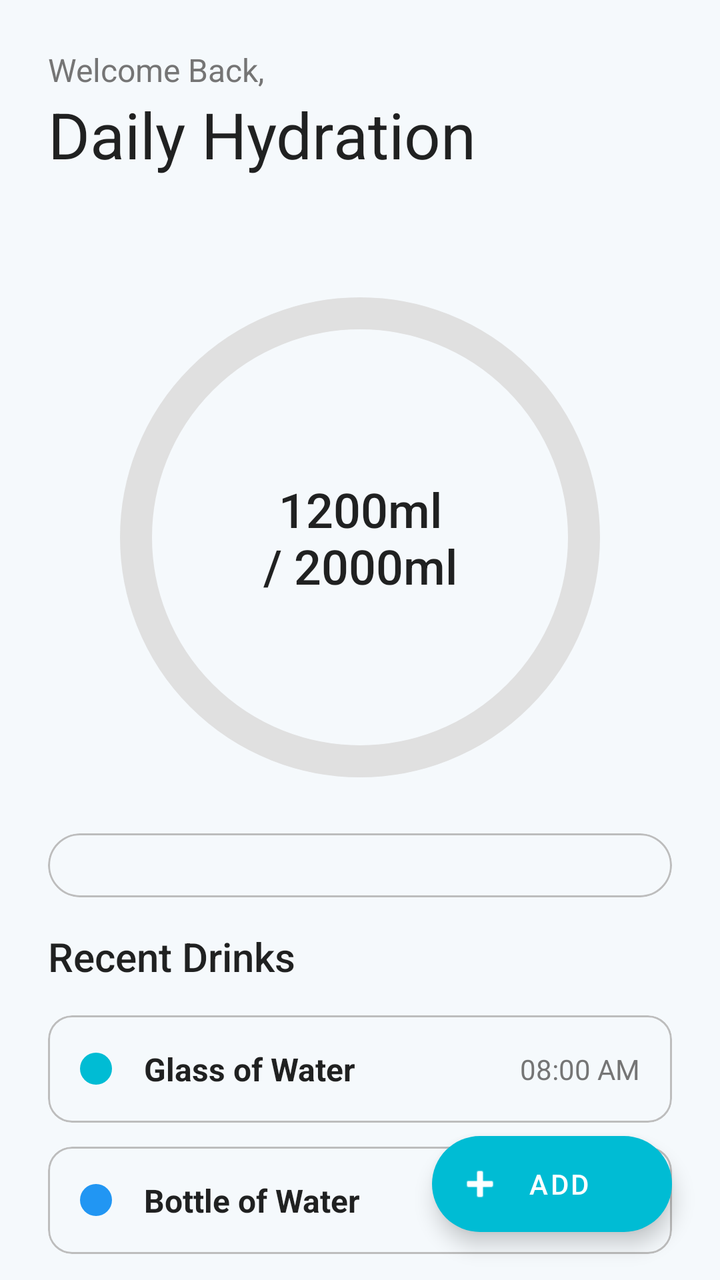
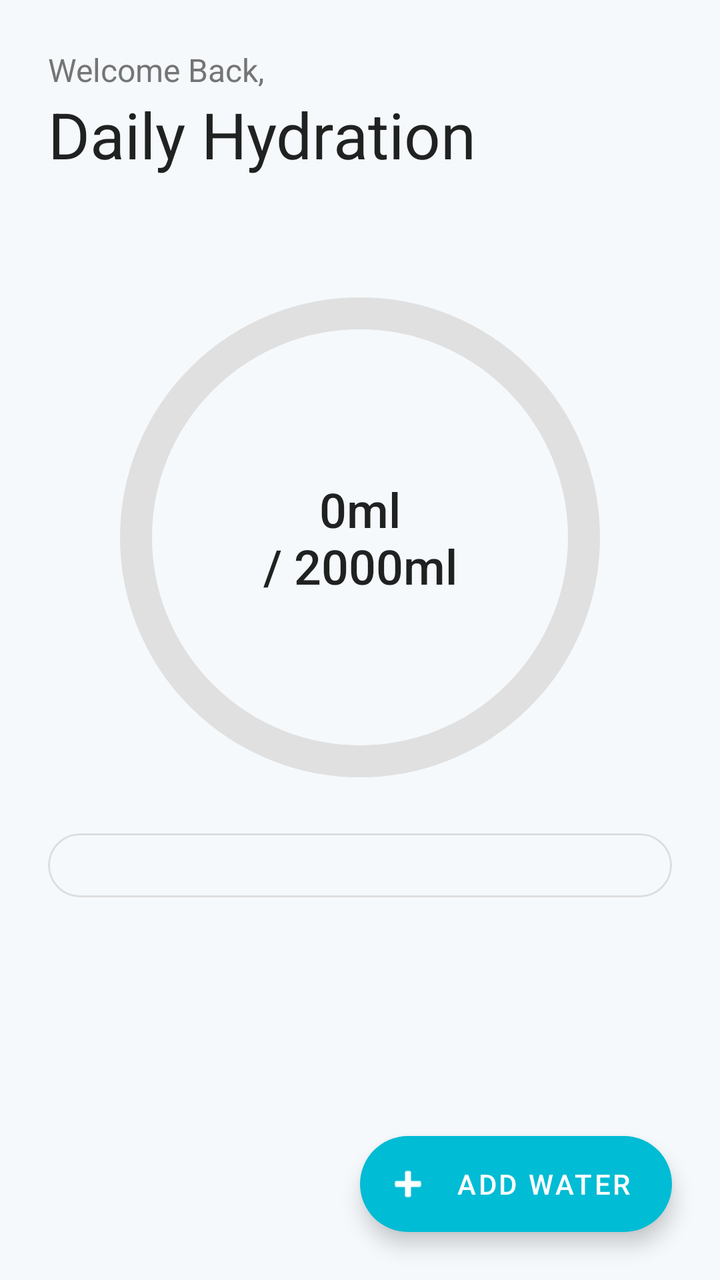

Compare the two renders of this Android layout. The source of the first and the diff that turns it into the second are given below.
<!-- AndroidManifest.xml: application theme Theme.WaterTracker -->
<!-- res/layout/fragment_home.xml -->
<?xml version="1.0" encoding="utf-8"?>
<androidx.constraintlayout.widget.ConstraintLayout xmlns:android="http://schemas.android.com/apk/res/android"
    xmlns:app="http://schemas.android.com/apk/res-auto"
    xmlns:tools="http://schemas.android.com/tools"
    android:layout_width="match_parent"
    android:layout_height="match_parent"
    android:background="?android:attr/windowBackground"
    tools:context=".HomeFragment">

    
    <LinearLayout
        android:id="@+id/headerContainer"
        android:layout_width="match_parent"
        android:layout_height="wrap_content"
        android:orientation="vertical"
        android:padding="24dp"
        app:layout_constraintTop_toTopOf="parent">

        <TextView
            android:layout_width="wrap_content"
            android:layout_height="wrap_content"
            android:text="Welcome Back,"
            android:textColor="@color/water_text_secondary"
            android:textSize="16sp" />

        <TextView
            android:layout_width="wrap_content"
            android:layout_height="wrap_content"
            android:fontFamily="sans-serif-bold"
            android:text="Daily Hydration"
            android:textColor="?android:attr/textColorPrimary"
            android:textSize="32sp" />
    </LinearLayout>

    
    <com.google.android.material.progressindicator.CircularProgressIndicator
        android:id="@+id/progressCircleIndicator"
        android:layout_width="wrap_content"
        android:layout_height="wrap_content"
        android:layout_marginTop="32dp"
        app:indicatorColor="@color/water_blue_primary"
        app:indicatorSize="240dp"
        app:trackColor="@color/water_placeholder_light"
        app:trackThickness="16dp"
        android:progress="60"
        app:layout_constraintTop_toBottomOf="@id/headerContainer"
        app:layout_constraintStart_toStartOf="parent"
        app:layout_constraintEnd_toEndOf="parent" />

    <TextView
        android:id="@+id/textProgress"
        android:layout_width="wrap_content"
        android:layout_height="wrap_content"
        android:fontFamily="sans-serif-medium"
        android:text="1200ml\n/ 2000ml"
        android:textAlignment="center"
        android:textColor="?android:attr/textColorPrimary"
        android:textSize="24sp"
        app:layout_constraintBottom_toBottomOf="@id/progressCircleIndicator"
        app:layout_constraintEnd_toEndOf="@id/progressCircleIndicator"
        app:layout_constraintStart_toStartOf="@id/progressCircleIndicator"
        app:layout_constraintTop_toTopOf="@id/progressCircleIndicator" />

    
    <com.google.android.material.card.MaterialCardView
        android:id="@+id/cardQuote"
        android:layout_width="0dp"
        android:layout_height="wrap_content"
        android:layout_marginStart="24dp"
        android:layout_marginEnd="24dp"
        android:layout_marginTop="24dp"
        app:cardBackgroundColor="@android:color/transparent"
        app:cardCornerRadius="16dp"
        app:cardElevation="0dp"
        app:layout_constraintEnd_toEndOf="parent"
        app:layout_constraintStart_toStartOf="parent"
        app:layout_constraintTop_toBottomOf="@id/progressCircleIndicator"
        app:strokeColor="@color/water_divider"
        app:strokeWidth="1dp">

        <LinearLayout
            android:layout_width="match_parent"
            android:layout_height="wrap_content"
            android:orientation="vertical"
            android:padding="16dp">

            <ProgressBar
                android:id="@+id/progressBar"
                android:layout_width="wrap_content"
                android:layout_height="wrap_content"
                android:layout_gravity="center"
                android:visibility="gone" />

            <TextView
                android:id="@+id/tvQuote"
                android:layout_width="match_parent"
                android:layout_height="wrap_content"
                android:lineSpacingMultiplier="1.4"
                android:textColor="?android:attr/textColorPrimary"
                android:textSize="14sp"
                android:textStyle="italic"
                android:visibility="gone" />

            <TextView
                android:id="@+id/tvAuthor"
                android:layout_width="match_parent"
                android:layout_height="wrap_content"
                android:layout_marginTop="8dp"
                android:textColor="@color/water_text_secondary"
                android:textSize="12sp"
                android:visibility="gone" />
        </LinearLayout>
    </com.google.android.material.card.MaterialCardView>

    
    <TextView
        android:id="@+id/textRecentDrinksTitle"
        android:layout_width="wrap_content"
        android:layout_height="wrap_content"
        android:layout_marginStart="24dp"
        android:layout_marginTop="16dp"
        android:fontFamily="sans-serif-medium"
        android:text="Recent Drinks"
        android:textColor="?android:attr/textColorPrimary"
        android:textSize="20sp"
        app:layout_constraintTop_toBottomOf="@id/cardQuote"
        app:layout_constraintStart_toStartOf="parent" />


    <LinearLayout
        android:layout_width="match_parent"
        android:layout_height="0dp"
        android:orientation="vertical"
        android:paddingHorizontal="24dp"
        android:paddingTop="16dp"
        app:layout_constraintTop_toBottomOf="@id/textRecentDrinksTitle"
        app:layout_constraintBottom_toBottomOf="parent">

        <com.google.android.material.card.MaterialCardView
            android:layout_width="match_parent"
            android:layout_height="wrap_content"
            android:layout_marginBottom="12dp"
            app:cardCornerRadius="12dp"
            app:cardElevation="0dp"
            app:strokeWidth="1dp"
            app:strokeColor="@color/water_divider"
            app:cardBackgroundColor="@android:color/transparent">
            
            <LinearLayout
                android:layout_width="match_parent"
                android:layout_height="wrap_content"
                android:orientation="horizontal"
                android:padding="16dp"
                android:gravity="center_vertical">
                
                <View
                    android:layout_width="16dp"
                    android:layout_height="16dp"
                    android:background="@drawable/avatar_placeholder_circle"
                    android:backgroundTint="@color/water_blue_accent" />

                <TextView
                    android:layout_width="0dp"
                    android:layout_weight="1"
                    android:layout_height="wrap_content"
                    android:layout_marginStart="16dp"
                    android:text="Glass of Water"
                    android:textSize="16sp"
                    android:textStyle="bold"
                    android:textColor="?android:attr/textColorPrimary"/>

                <TextView
                    android:layout_width="wrap_content"
                    android:layout_height="wrap_content"
                    android:text="08:00 AM"
                    android:textColor="@color/water_text_secondary"/>
            </LinearLayout>
        </com.google.android.material.card.MaterialCardView>

        <com.google.android.material.card.MaterialCardView
            android:layout_width="match_parent"
            android:layout_height="wrap_content"
            android:layout_marginBottom="12dp"
            app:cardCornerRadius="12dp"
            app:cardElevation="0dp"
            app:strokeWidth="1dp"
            app:strokeColor="@color/water_divider"
            app:cardBackgroundColor="@android:color/transparent">
            
            <LinearLayout
                android:layout_width="match_parent"
                android:layout_height="wrap_content"
                android:orientation="horizontal"
                android:padding="16dp"
                android:gravity="center_vertical">
                
                <View
                    android:layout_width="16dp"
                    android:layout_height="16dp"
                    android:background="@drawable/avatar_placeholder_circle"
                    android:backgroundTint="@color/water_blue_primary" />

                <TextView
                    android:layout_width="0dp"
                    android:layout_weight="1"
                    android:layout_height="wrap_content"
                    android:layout_marginStart="16dp"
                    android:text="Bottle of Water"
                    android:textSize="16sp"
                    android:textStyle="bold"
                    android:textColor="?android:attr/textColorPrimary"/>

                <TextView
                    android:layout_width="wrap_content"
                    android:layout_height="wrap_content"
                    android:text="10:30 AM"
                    android:textColor="@color/water_text_secondary"/>
            </LinearLayout>
        </com.google.android.material.card.MaterialCardView>
    </LinearLayout>

    <com.google.android.material.floatingactionbutton.ExtendedFloatingActionButton
        android:id="@+id/fabAddWater"
        android:layout_width="wrap_content"
        android:layout_height="wrap_content"
        android:layout_marginEnd="24dp"
        android:layout_marginBottom="24dp"
        android:contentDescription="Add Drink"
        android:text="Add"
        android:textColor="@color/water_white"
        app:backgroundTint="@color/water_blue_accent"
        app:icon="@android:drawable/ic_input_add"
        app:iconTint="@color/water_white"
        app:layout_constraintBottom_toBottomOf="parent"
        app:layout_constraintEnd_toEndOf="parent" />

</androidx.constraintlayout.widget.ConstraintLayout>
<!-- resources referenced by this layout -->
<resources>
  <color name="water_blue_accent">#00BCD4</color>
  <color name="water_blue_primary">#2196F3</color>
  <color name="water_divider">#BDBDBD</color>
  <color name="water_placeholder_light">#E0E0E0</color>
  <color name="water_text_secondary">#757575</color>
  <color name="water_white">#FFFFFF</color>
  <!-- drawable avatar_placeholder_circle (drawable) -->
  <?xml version="1.0" encoding="utf-8"?>
  <shape xmlns:android="http://schemas.android.com/apk/res/android"
      android:shape="oval">
      <solid android:color="@color/water_placeholder_light" />
  </shape>
  <style name="Theme.WaterTracker" parent="Theme.MaterialComponents.DayNight.NoActionBar">
          
          <item name="colorPrimary">@color/water_blue_primary</item>
          <item name="colorPrimaryVariant">@color/water_blue_dark</item>
          <item name="colorOnPrimary">@color/water_white</item>
          
          <item name="colorSecondary">@color/water_blue_accent</item>
          <item name="colorSecondaryVariant">@color/water_blue_accent_light</item>
          <item name="colorOnSecondary">@color/water_white</item>
          
          <item name="android:statusBarColor">?attr/colorPrimaryVariant</item>
          
          <item name="android:windowBackground">@color/water_bg_light</item>
          <item name="colorSurface">@color/water_white</item>
      </style>
  <color name="water_blue_dark">#1976D2</color>
  <color name="water_blue_accent_light">#81D4FA</color>
  <color name="water_bg_light">#F5F9FC</color>
</resources>

<!-- the commit's change to res/layout/fragment_home.xml (unified diff, before → after) -->
@@ -20,7 +20,7 @@
             android:layout_width="wrap_content"
             android:layout_height="wrap_content"
             android:text="Welcome Back,"
-            android:textColor="@color/water_text_secondary"
+            android:textColor="#757575"
             android:textSize="16sp" />
 
         <TextView
@@ -38,11 +38,11 @@
         android:layout_width="wrap_content"
         android:layout_height="wrap_content"
         android:layout_marginTop="32dp"
-        app:indicatorColor="@color/water_blue_primary"
+        app:indicatorColor="#2196F3"
         app:indicatorSize="240dp"
-        app:trackColor="@color/water_placeholder_light"
+        app:trackColor="#E0E0E0"
         app:trackThickness="16dp"
-        android:progress="60"
+        android:progress="0"
         app:layout_constraintTop_toBottomOf="@id/headerContainer"
         app:layout_constraintStart_toStartOf="parent"
         app:layout_constraintEnd_toEndOf="parent" />
@@ -52,7 +52,7 @@
         android:layout_width="wrap_content"
         android:layout_height="wrap_content"
         android:fontFamily="sans-serif-medium"
-        android:text="1200ml\n/ 2000ml"
+        android:text="0ml\n/ 2000ml"
         android:textAlignment="center"
         android:textColor="?android:attr/textColorPrimary"
         android:textSize="24sp"
@@ -75,7 +75,7 @@
         app:layout_constraintEnd_toEndOf="parent"
         app:layout_constraintStart_toStartOf="parent"
         app:layout_constraintTop_toBottomOf="@id/progressCircleIndicator"
-        app:strokeColor="@color/water_divider"
+        app:strokeColor="#DDDDDD"
         app:strokeWidth="1dp">
 
         <LinearLayout
@@ -106,118 +106,11 @@
                 android:layout_width="match_parent"
                 android:layout_height="wrap_content"
                 android:layout_marginTop="8dp"
-                android:textColor="@color/water_text_secondary"
+                android:textColor="#757575"
                 android:textSize="12sp"
                 android:visibility="gone" />
         </LinearLayout>
     </com.google.android.material.card.MaterialCardView>
-
-    
-    <TextView
-        android:id="@+id/textRecentDrinksTitle"
-        android:layout_width="wrap_content"
-        android:layout_height="wrap_content"
-        android:layout_marginStart="24dp"
-        android:layout_marginTop="16dp"
-        android:fontFamily="sans-serif-medium"
-        android:text="Recent Drinks"
-        android:textColor="?android:attr/textColorPrimary"
-        android:textSize="20sp"
-        app:layout_constraintTop_toBottomOf="@id/cardQuote"
-        app:layout_constraintStart_toStartOf="parent" />
-
-
-    <LinearLayout
-        android:layout_width="match_parent"
-        android:layout_height="0dp"
-        android:orientation="vertical"
-        android:paddingHorizontal="24dp"
-        android:paddingTop="16dp"
-        app:layout_constraintTop_toBottomOf="@id/textRecentDrinksTitle"
-        app:layout_constraintBottom_toBottomOf="parent">
-
-        <com.google.android.material.card.MaterialCardView
-            android:layout_width="match_parent"
-            android:layout_height="wrap_content"
-            android:layout_marginBottom="12dp"
-            app:cardCornerRadius="12dp"
-            app:cardElevation="0dp"
-            app:strokeWidth="1dp"
-            app:strokeColor="@color/water_divider"
-            app:cardBackgroundColor="@android:color/transparent">
-            
-            <LinearLayout
-                android:layout_width="match_parent"
-                android:layout_height="wrap_content"
-                android:orientation="horizontal"
-                android:padding="16dp"
-                android:gravity="center_vertical">
-                
-                <View
-                    android:layout_width="16dp"
-                    android:layout_height="16dp"
-                    android:background="@drawable/avatar_placeholder_circle"
-                    android:backgroundTint="@color/water_blue_accent" />
-
-                <TextView
-                    android:layout_width="0dp"
-                    android:layout_weight="1"
-                    android:layout_height="wrap_content"
-                    android:layout_marginStart="16dp"
-                    android:text="Glass of Water"
-                    android:textSize="16sp"
-                    android:textStyle="bold"
-                    android:textColor="?android:attr/textColorPrimary"/>
-
-                <TextView
-                    android:layout_width="wrap_content"
-                    android:layout_height="wrap_content"
-                    android:text="08:00 AM"
-                    android:textColor="@color/water_text_secondary"/>
-            </LinearLayout>
-        </com.google.android.material.card.MaterialCardView>
-
-        <com.google.android.material.card.MaterialCardView
-            android:layout_width="match_parent"
-            android:layout_height="wrap_content"
-            android:layout_marginBottom="12dp"
-            app:cardCornerRadius="12dp"
-            app:cardElevation="0dp"
-            app:strokeWidth="1dp"
-            app:strokeColor="@color/water_divider"
-            app:cardBackgroundColor="@android:color/transparent">
-            
-            <LinearLayout
-                android:layout_width="match_parent"
-                android:layout_height="wrap_content"
-                android:orientation="horizontal"
-                android:padding="16dp"
-                android:gravity="center_vertical">
-                
-                <View
-                    android:layout_width="16dp"
-                    android:layout_height="16dp"
-                    android:background="@drawable/avatar_placeholder_circle"
-                    android:backgroundTint="@color/water_blue_primary" />
-
-                <TextView
-                    android:layout_width="0dp"
-                    android:layout_weight="1"
-                    android:layout_height="wrap_content"
-                    android:layout_marginStart="16dp"
-                    android:text="Bottle of Water"
-                    android:textSize="16sp"
-                    android:textStyle="bold"
-                    android:textColor="?android:attr/textColorPrimary"/>
-
-                <TextView
-                    android:layout_width="wrap_content"
-                    android:layout_height="wrap_content"
-                    android:text="10:30 AM"
-                    android:textColor="@color/water_text_secondary"/>
-            </LinearLayout>
-        </com.google.android.material.card.MaterialCardView>
-    </LinearLayout>
 
     <com.google.android.material.floatingactionbutton.ExtendedFloatingActionButton
         android:id="@+id/fabAddWater"
@@ -226,11 +119,11 @@
         android:layout_marginEnd="24dp"
         android:layout_marginBottom="24dp"
         android:contentDescription="Add Drink"
-        android:text="Add"
-        android:textColor="@color/water_white"
-        app:backgroundTint="@color/water_blue_accent"
+        android:text="Add Water"
+        android:textColor="@android:color/white"
+        app:backgroundTint="#00BCD4"
         app:icon="@android:drawable/ic_input_add"
-        app:iconTint="@color/water_white"
+        app:iconTint="@android:color/white"
         app:layout_constraintBottom_toBottomOf="parent"
         app:layout_constraintEnd_toEndOf="parent" />
 
<!-- resource entries referenced after the edit -->
@@ -2,16 +2,7 @@
 <resources>
   <color name="water_blue_accent">#00BCD4</color>
   <color name="water_blue_primary">#2196F3</color>
-  <color name="water_divider">#BDBDBD</color>
-  <color name="water_placeholder_light">#E0E0E0</color>
-  <color name="water_text_secondary">#757575</color>
   <color name="water_white">#FFFFFF</color>
-  <!-- drawable avatar_placeholder_circle (drawable) -->
-  <?xml version="1.0" encoding="utf-8"?>
-  <shape xmlns:android="http://schemas.android.com/apk/res/android"
-      android:shape="oval">
-      <solid android:color="@color/water_placeholder_light" />
-  </shape>
   <style name="Theme.WaterTracker" parent="Theme.MaterialComponents.DayNight.NoActionBar">
           
           <item name="colorPrimary">@color/water_blue_primary</item>
